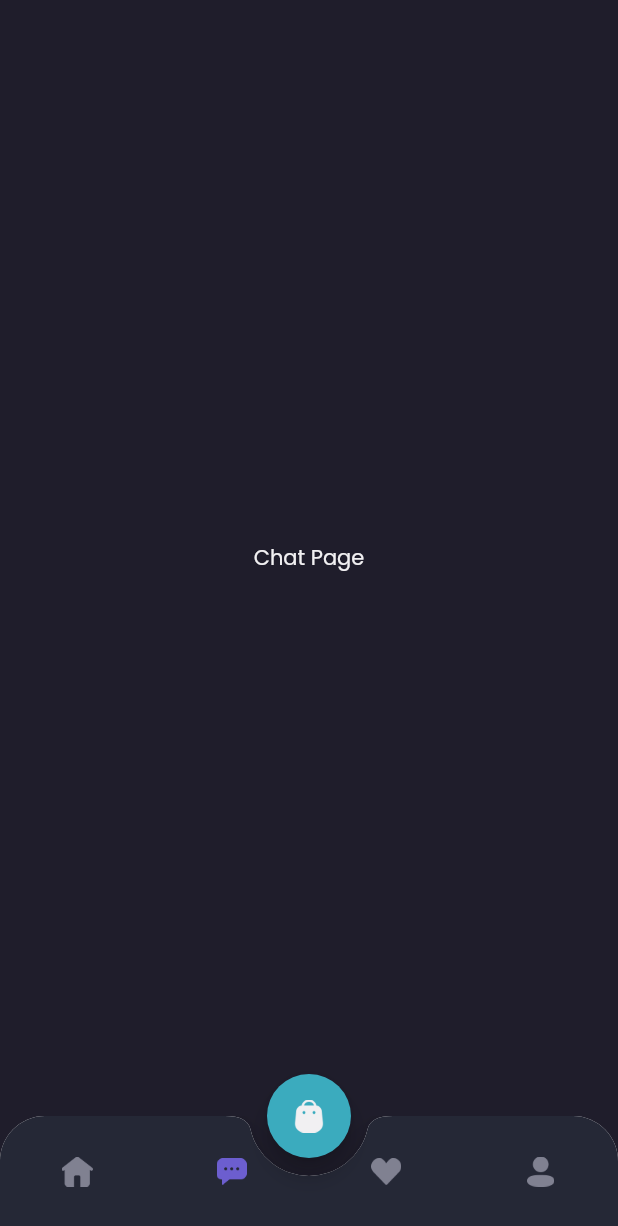
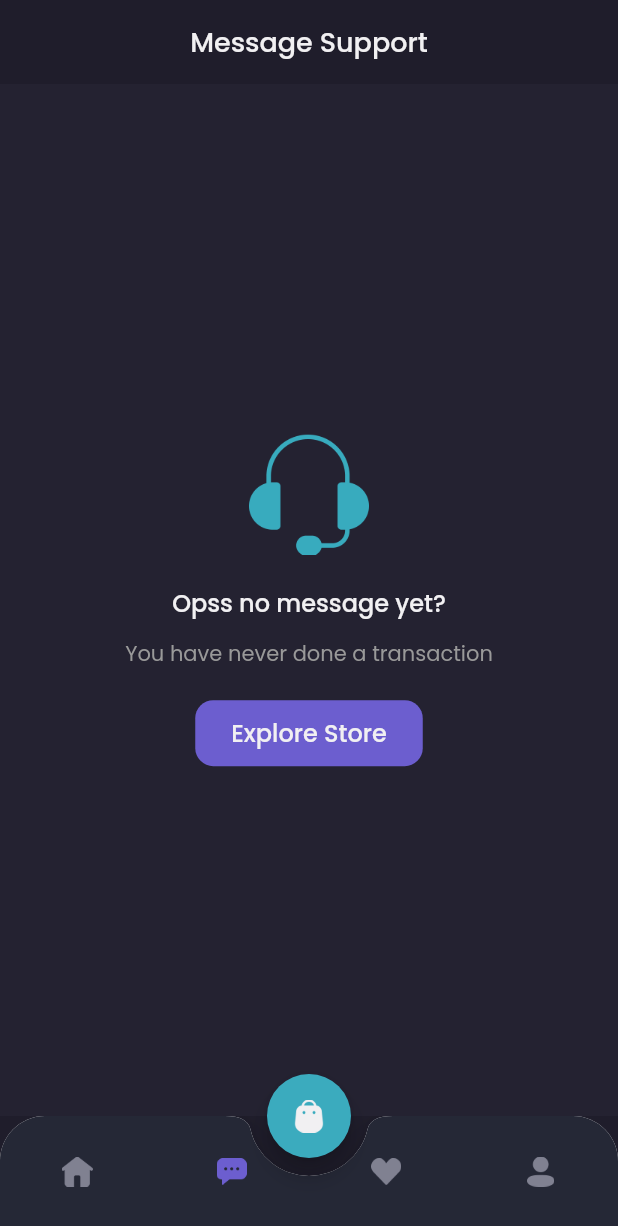
Before and after one commit to tghsetiawan/Shamo, a Flutter app: the MainPage screen opened by its route, item 2 of the bottom bar chosen, on a phone screen of 412 x 824 dp. Shown: the top 1226 px of the screen. Run offline on Flutter 3.47's test engine with Material 2 defaults, Android fonts, the phone set to English and light mode, and no system bars; our stand-ins replace google_fonts.

Commit message:
#17 Chat page empty chat

```diff
--- a/lib/pages/home/chat_page.dart
+++ b/lib/pages/home/chat_page.dart
@@ -7,11 +7,87 @@ class ChatPage extends StatelessWidget {
 
   @override
   Widget build(BuildContext context) {
-    return Center(
-      child: Text(
-        'Chat Page',
-        style: primaryTextStyle,
-      ),
+    Widget header() {
+      return AppBar(
+        backgroundColor: backgroundColor1,
+        centerTitle: true,
+        title: Text(
+          'Message Support',
+          style: primaryTextStyle.copyWith(
+            fontSize: 18,
+            fontWeight: medium,
+          ),
+        ),
+        elevation: 0,
+        automaticallyImplyLeading: false,
+      );
+    }
+
+    Widget content() {
+      return Expanded(
+        child: Container(
+          color: backgroundColor3,
+          width: double.infinity,
+          child: Column(
+            mainAxisAlignment: MainAxisAlignment.center,
+            children: [
+              Image.asset(
+                'assets/icon_headset.png',
+                width: 80,
+              ),
+              SizedBox(
+                height: 20,
+              ),
+              Text(
+                'Opss no message yet?',
+                style: primaryTextStyle.copyWith(
+                  fontSize: 16,
+                  fontWeight: medium,
+                ),
+              ),
+              SizedBox(
+                height: 12,
+              ),
+              Text(
+                'You have never done a transaction',
+                style: secondaryTextStyle,
+              ),
+              SizedBox(
+                height: 20,
+              ),
+              Container(
+                height: 44,
+                child: TextButton(
+                    style: TextButton.styleFrom(
+                      padding: EdgeInsets.symmetric(
+                        horizontal: 24,
+                        vertical: 10,
+                      ),
+                      backgroundColor: primaryColor,
+                      shape: RoundedRectangleBorder(
+                        borderRadius: BorderRadius.circular(12),
+                      ),
+                    ),
+                    onPressed: () {},
+                    child: Text(
+                      'Explore Store',
+                      style: primaryTextStyle.copyWith(
+                        fontSize: 16,
+                        fontWeight: medium,
+                      ),
+                    )),
+              )
+            ],
+          ),
+        ),
+      );
+    }
+
+    return Column(
+      children: [
+        header(),
+        content(),
+      ],
     );
   }
 }
--- a/lib/pages/home/home_page.dart
+++ b/lib/pages/home/home_page.dart
@@ -216,6 +216,7 @@ class HomePage extends StatelessWidget {
                   ProductCard(),
                   ProductCard(),
                   ProductCard(),
+                  ProductCard(),
                 ],
               ),
             ],
@@ -252,6 +253,7 @@ class HomePage extends StatelessWidget {
             ProductTile(),
             ProductTile(),
             ProductTile(),
+            ProductTile(),
           ],
         ),
       );
```
